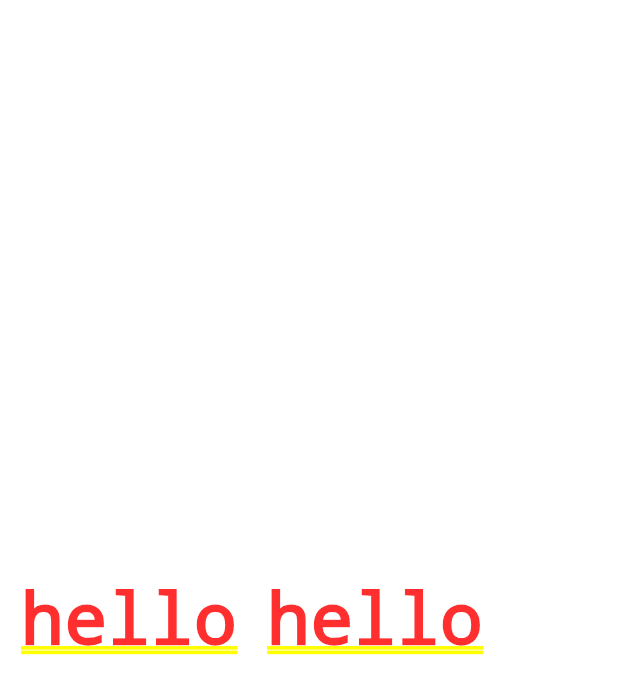
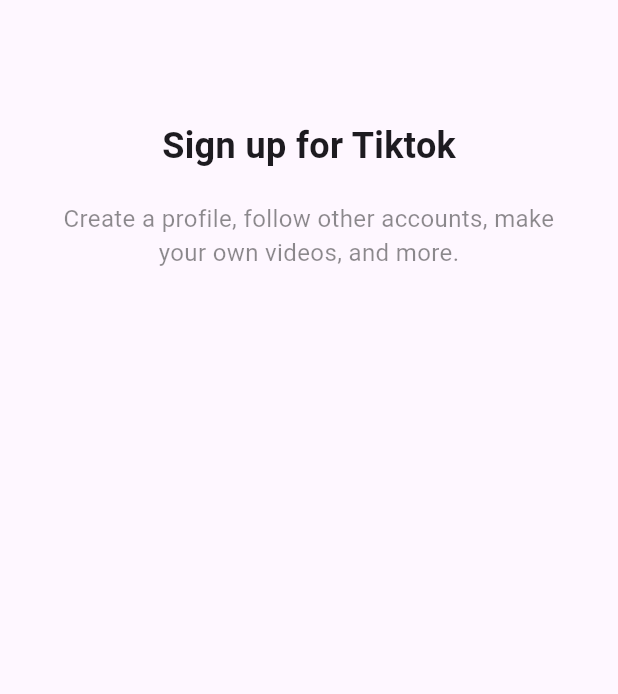
Before and after one commit to tm9704/titok_clone, a Flutter app: the screen it shows after launch, on a phone screen of 412 x 824 dp. Shown: the top 694 px of the screen. Run offline on Flutter 3.47's test engine with Material 3 defaults, Android fonts, the phone set to English and light mode, and no system bars.

Commit message:
UI for Sign Up Screen

```diff
--- a/lib/main.dart
+++ b/lib/main.dart
@@ -1,6 +1,7 @@
 import 'package:flutter/material.dart';
 import 'package:titok_clone/constants/gaps.dart';
 import 'package:titok_clone/constants/sizes.dart';
+import 'package:titok_clone/screens/sign_up/sign_up_screen.dart';
 
 void main() {
   runApp(const TitokApp());
@@ -17,18 +18,7 @@
       theme: ThemeData(
         primaryColor: const Color(0xFFE9435A),
       ),
-      home: Padding(
-        padding: const EdgeInsets.all(Sizes.size14),
-        child: Container(
-          child: const Row(
-            children: [
-              Text('hello'),
-              Gaps.h20,
-              Text('hello'),
-            ],
-          ),
-        ),
-      ),
+      home: const SignUpScreen(),
     );
   }
 }
--- /dev/null
+++ b/lib/screens/sign_up/sign_up_screen.dart
@@ -0,0 +1,69 @@
+import 'package:flutter/material.dart';
+import 'package:flutter/widgets.dart';
+import 'package:titok_clone/constants/gaps.dart';
+import 'package:titok_clone/constants/sizes.dart';
+
+class SignUpScreen extends StatelessWidget {
+  const SignUpScreen({super.key});
+
+  @override
+  Widget build(BuildContext context) {
+    return Scaffold(
+      body: const SafeArea(
+        child: Padding(
+          padding: EdgeInsets.symmetric(
+            horizontal: Sizes.size40,
+          ),
+          child: Column(
+            children: [
+              Gaps.v80,
+              Text(
+                'Sign up for Tiktok',
+                style: TextStyle(
+                  fontSize: Sizes.size24,
+                  fontWeight: FontWeight.w700,
+                ),
+              ),
+              Gaps.v20,
+              Text(
+                "Create a profile, follow other accounts, make your own videos, and more.",
+                style: TextStyle(
+                  fontSize: Sizes.size16,
+                  color: Colors.black45,
+                ),
+                textAlign: TextAlign.center,
+              ),
+            ],
+          ),
+        ),
+      ),
+      bottomNavigationBar: BottomAppBar(
+        color: Colors.grey.shade100,
+        elevation: 2,
+        child: Padding(
+          padding: const EdgeInsets.symmetric(
+            vertical: Sizes.size32,
+          ),
+          child: Row(
+            mainAxisAlignment: MainAxisAlignment.center,
+            children: [
+              const Text('Already have an acount?',
+                  style: TextStyle(
+                    fontSize: Sizes.size16,
+                  )),
+              Gaps.h5,
+              Text(
+                'Log in',
+                style: TextStyle(
+                  fontSize: Sizes.size16,
+                  fontWeight: FontWeight.w600,
+                  color: Theme.of(context).primaryColor,
+                ),
+              ),
+            ],
+          ),
+        ),
+      ),
+    );
+  }
+}
```
Also changed, not shown: 1 other file.
